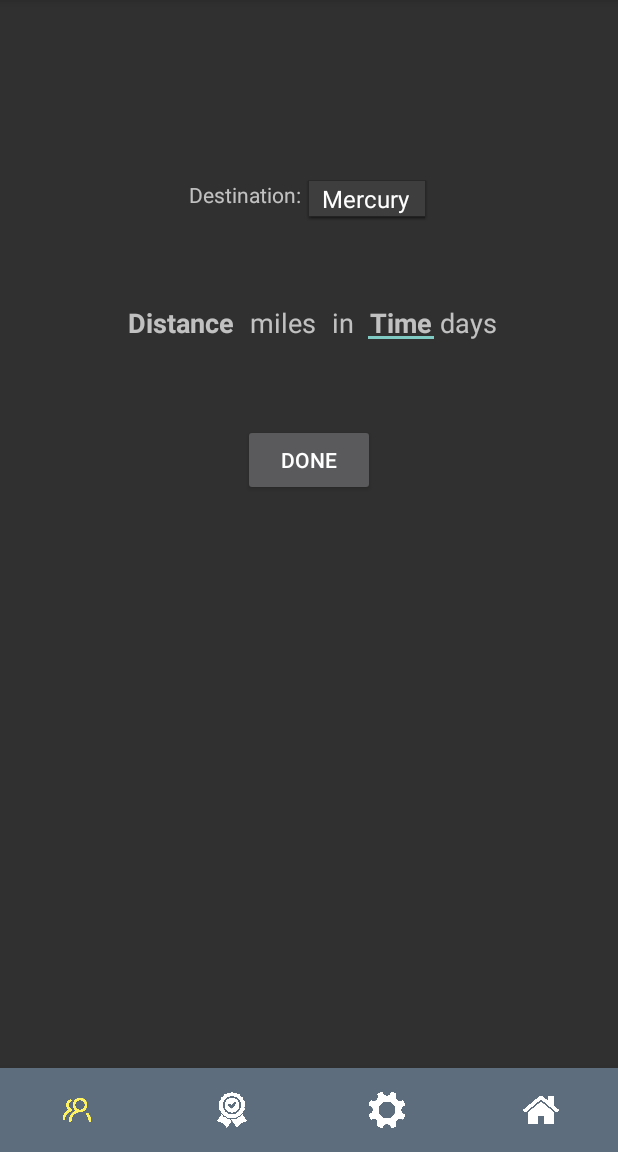
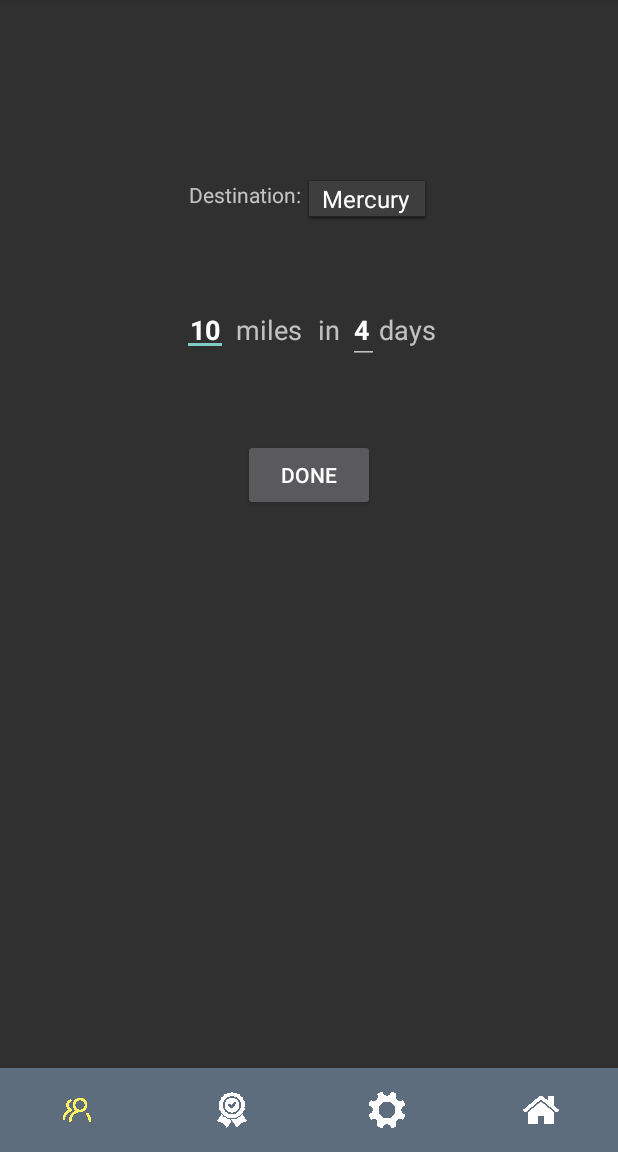
Before and after one commit to VOjha/Run-the-World, an Android app: the CreateNewRun screen opened directly, with no data from a screen before it, on a phone screen of 412 x 824 dp, the part 84-1236 px from its top. Run offline under Robolectric (Android 15) with nearby library versions, the phone set to English and light mode, and no system bars.

Commit message:
Fix create new run defaults

```diff
--- a/RuntheWorld/app/src/main/java/com/example/run_the_world/distance_log.java
+++ b/RuntheWorld/app/src/main/java/com/example/run_the_world/distance_log.java
@@ -33,7 +33,7 @@ public class distance_log extends AppCompatActivity {
         if (extras != null) {
             int minutes = Integer.parseInt(extras.getString("MINUTES"));
             int seconds = Integer.parseInt(extras.getString("SECONDS"));
-            int distance = Integer.parseInt(extras.getString("DISTANCE"));
+            int distance = (int) Double.parseDouble(extras.getString("DISTANCE"));
 
             defaultNumDays += 1;
             defaultTotalDist += distance;
--- a/RuntheWorld/app/src/main/res/layout/activity_create_new_run.xml
+++ b/RuntheWorld/app/src/main/res/layout/activity_create_new_run.xml
@@ -42,10 +42,10 @@
             android:orientation="horizontal"
             android:gravity="center">
 
-            <TextView
+            <EditText
                 android:layout_width="wrap_content"
                 android:layout_height="wrap_content"
-                android:text="@string/distance_to_run"
+                android:text="10"
                 android:textStyle="bold"
                 android:textSize="18sp"
                 android:padding="5dp"/>
@@ -66,9 +66,8 @@
 
             <EditText
                 android:layout_width="wrap_content"
-                android:layout_height="match_parent"
-                android:padding="5dp"
-                android:hint="@string/time_needed"
+                android:layout_height="wrap_content"
+                android:text="4"
                 android:textStyle="bold"
                 android:textSize="18sp"/>
 
```
